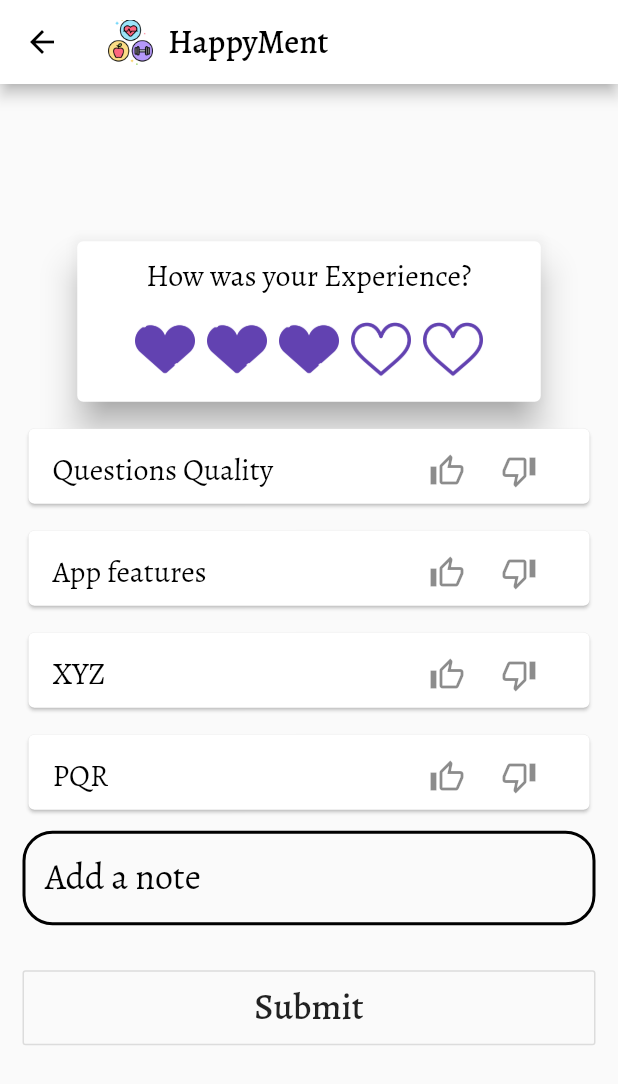
After one commit to ArerehRaj/Mental-Health-Tracker, a Flutter app: the FeedbackScreen screen opened directly, on a phone screen of 412 x 824 dp. The commit adds this screen. Shown: the top 1084 px of the screen. Run offline on Flutter 3.47's test engine with Material 2 defaults, Android fonts, the phone set to English and light mode, and no system bars; drawn by our look-alikes of flutter_rating_bar; our stand-ins replace cloud_firestore, firebase_auth, firebase_core, firebase_storage, flutter_svg, get and 2 more; missing offline and left inert: country_list_pick; accounts and stored records are empty.

Commit message:
Added and designed UI for feedback

```diff
--- /dev/null
+++ b/lib/screens/feedback_screen.dart
@@ -0,0 +1,409 @@
+import 'package:flutter/material.dart';
+import 'package:flutter_rating_bar/flutter_rating_bar.dart';
+
+import '../constants.dart';
+
+class FeedbackScreen extends StatefulWidget {
+  FeedbackScreen({Key? key}) : super(key: key);
+
+  @override
+  State<FeedbackScreen> createState() => _FeedbackScreenState();
+}
+
+class _FeedbackScreenState extends State<FeedbackScreen> {
+  Widget _image(String asset) {
+    return Image.asset(
+      asset,
+      height: 30.0,
+      width: 30.0,
+      color: Colors.deepPurple.shade700.withOpacity(0.9),
+    );
+  }
+
+  var _likeOne = false;
+
+  var _dislikeOne = false;
+
+  var _likeTwo = false;
+
+  var _dislikeTwo = false;
+
+  var _likeThree = false;
+
+  var _dislikeThree = false;
+
+  var _likeFour = false;
+
+  var _dislikeFour = false;
+
+  @override
+  Widget build(BuildContext context) {
+    final deviceSize = MediaQuery.of(context).size;
+    return Scaffold(
+      appBar: AppBar(
+        backgroundColor: Colors.white,
+        iconTheme: const IconThemeData(
+          color: Colors.black,
+        ),
+        title: Row(
+          children: [
+            Image.asset(
+              'assets/images/app_logo.png',
+              fit: BoxFit.cover,
+              height: 30,
+            ),
+            const SizedBox(
+              width: 10,
+            ),
+            const Text(
+              'HappyMent',
+              style: TextStyle(
+                color: Colors.black,
+                fontFamily: 'Alegreya',
+                fontSize: 22,
+              ),
+            ),
+          ],
+        ),
+      ),
+      body: SingleChildScrollView(
+        child: Container(
+          width: deviceSize.width,
+          height: deviceSize.height * 0.9,
+          margin: const EdgeInsets.all(15),
+          child: Column(
+            mainAxisAlignment: MainAxisAlignment.center,
+            crossAxisAlignment: CrossAxisAlignment.center,
+            children: [
+              Card(
+                elevation: 10,
+                shadowColor: Colors.grey,
+                child: Column(
+                  children: [
+                    Container(
+                      padding: const EdgeInsets.all(10),
+                      child: const Text(
+                        'How was your Experience?',
+                        style: TextStyle(
+                          color: Colors.black,
+                          fontFamily: 'Alegreya',
+                          fontSize: 20,
+                        ),
+                      ),
+                    ),
+                    Container(
+                      alignment: Alignment.center,
+                      width: deviceSize.width * 0.75,
+                      height: 50,
+                      child: RatingBar(
+                        initialRating: 3,
+                        direction: Axis.horizontal,
+                        allowHalfRating: true,
+                        itemCount: 5,
+                        ratingWidget: RatingWidget(
+                          full: _image('assets/images/heart.png'),
+                          half: _image('assets/images/heart_half.png'),
+                          empty: _image('assets/images/heart_border.png'),
+                        ),
+                        itemPadding: const EdgeInsets.symmetric(
+                          horizontal: 4.0,
+                        ),
+                        onRatingUpdate: (rating) {
+                          print(rating);
+                        },
+                      ),
+                    ),
+                    const SizedBox(
+                      height: 10,
+                    ),
+                  ],
+                ),
+              ),
+              const SizedBox(
+                height: 10,
+              ),
+              Card(
+                child: SizedBox(
+                  height: 50,
+                  width: deviceSize.width,
+                  child: ListTile(
+                    title: const Text(
+                      'Questions Quality',
+                      style: TextStyle(
+                        color: Colors.black,
+                        fontFamily: 'Alegreya',
+                        fontSize: 20,
+                      ),
+                    ),
+                    trailing: SizedBox(
+                      height: 40,
+                      width: deviceSize.width * 0.25,
+                      child: Row(children: [
+                        IconButton(
+                          onPressed: () {
+                            setState(() {
+                              if (_dislikeOne) {
+                                _dislikeOne = !_dislikeOne;
+                              }
+                              _likeOne = !_likeOne;
+                            });
+                          },
+                          icon: Icon(
+                            _likeOne
+                                ? Icons.thumb_up_alt
+                                : Icons.thumb_up_alt_outlined,
+                          ),
+                        ),
+                        IconButton(
+                          onPressed: () {
+                            setState(() {
+                              if (_likeOne) {
+                                _likeOne = !_likeOne;
+                              }
+                              _dislikeOne = !_dislikeOne;
+                            });
+                          },
+                          icon: Icon(
+                            _dislikeOne
+                                ? Icons.thumb_down_alt
+                                : Icons.thumb_down_alt_outlined,
+                          ),
+                        ),
+                      ]),
+                    ),
+                  ),
+                ),
+              ),
+              const SizedBox(
+                height: 10,
+              ),
+              Card(
+                child: SizedBox(
+                  height: 50,
+                  width: deviceSize.width,
+                  child: ListTile(
+                    title: const Text(
+                      'App features',
+                      style: TextStyle(
+                        color: Colors.black,
+                        fontFamily: 'Alegreya',
+                        fontSize: 20,
+                      ),
+                    ),
+                    trailing: SizedBox(
+                      height: 40,
+                      width: deviceSize.width * 0.25,
+                      child: Row(children: [
+                        IconButton(
+                          onPressed: () {
+                            setState(() {
+                              if (_dislikeTwo) {
+                                _dislikeTwo = !_dislikeTwo;
+                              }
+                              _likeTwo = !_likeTwo;
+                            });
+                          },
+                          icon: Icon(
+                            _likeTwo
+                                ? Icons.thumb_up_alt
+                                : Icons.thumb_up_alt_outlined,
+                          ),
+                        ),
+                        IconButton(
+                          onPressed: () {
+                            setState(() {
+                              if (_likeTwo) {
+                                _likeTwo = !_likeTwo;
+                              }
+                              _dislikeTwo = !_dislikeTwo;
+                            });
+                          },
+                          icon: Icon(
+                            _dislikeTwo
+                                ? Icons.thumb_down_alt
+                                : Icons.thumb_down_alt_outlined,
+                          ),
+                        ),
+                      ]),
+                    ),
+                  ),
+                ),
+              ),
+              const SizedBox(
+                height: 10,
+              ),
+              Card(
+                child: SizedBox(
+                  height: 50,
+                  width: deviceSize.width,
+                  child: ListTile(
+                    title: const Text(
+                      'XYZ',
+                      style: TextStyle(
+                        color: Colors.black,
+                        fontFamily: 'Alegreya',
+                        fontSize: 20,
+                      ),
+                    ),
+                    trailing: SizedBox(
+                      height: 40,
+                      width: deviceSize.width * 0.25,
+                      child: Row(children: [
+                        IconButton(
+                          onPressed: () {
+                            setState(() {
+                              if (_dislikeThree) {
+                                _dislikeThree = !_dislikeThree;
+                              }
+                              _likeThree = !_likeThree;
+                            });
+                          },
+                          icon: Icon(
+                            _likeThree
+                                ? Icons.thumb_up_alt
+                                : Icons.thumb_up_alt_outlined,
+                          ),
+                        ),
+                        IconButton(
+                          onPressed: () {
+                            setState(() {
+                              if (_likeThree) {
+                                _likeThree = !_likeThree;
+                              }
+                              _dislikeThree = !_dislikeThree;
+                            });
+                          },
+                          icon: Icon(
+                            _dislikeThree
+                                ? Icons.thumb_down_alt
+                                : Icons.thumb_down_alt_outlined,
+                          ),
+                        ),
+                      ]),
+                    ),
+                  ),
+                ),
+              ),
+              const SizedBox(
+                height: 10,
+              ),
+              Card(
+                child: SizedBox(
+                  height: 50,
+                  width: deviceSize.width,
+                  child: ListTile(
+                    title: const Text(
+                      'PQR',
+                      style: TextStyle(
+                        color: Colors.black,
+                        fontFamily: 'Alegreya',
+                        fontSize: 20,
+                      ),
+                    ),
+                    trailing: SizedBox(
+                      height: 40,
+                      width: deviceSize.width * 0.25,
+                      child: Row(children: [
+                        IconButton(
+                          onPressed: () {
+                            setState(() {
+                              if (_dislikeFour) {
+                                _dislikeFour = !_dislikeFour;
+                              }
+                              _likeFour = !_likeFour;
+                            });
+                          },
+                          icon: Icon(
+                            _likeFour
+                                ? Icons.thumb_up_alt
+                                : Icons.thumb_up_alt_outlined,
+                          ),
+                        ),
+                        IconButton(
+                          onPressed: () {
+                            setState(() {
+                              if (_likeFour) {
+                                _likeFour = !_likeFour;
+                              }
+                              _dislikeFour = !_dislikeFour;
+                            });
+                          },
+                          icon: Icon(
+                            _dislikeFour
+                                ? Icons.thumb_down_alt
+                                : Icons.thumb_down_alt_outlined,
+                          ),
+                        ),
+                      ]),
+                    ),
+                  ),
+                ),
+              ),
+              Padding(
+                padding: const EdgeInsets.symmetric(vertical: 10),
+                child: TextFormField(
+                  style: kBodyText.copyWith(
+                    color: Colors.deepPurple.shade700,
+                  ),
+                  keyboardType: TextInputType.text,
+                  textInputAction: TextInputAction.next,
+                  validator: (value) {
+                    if (value!.isEmpty) {
+                      return 'Please enter a valid input';
+                    }
+                    return null;
+                  },
+                  onSaved: (value) {
+                    // _userEmail = value.toString();
+                  },
+                  decoration: InputDecoration(
+                    contentPadding: const EdgeInsets.all(15),
+                    hintText: 'Add a note',
+                    hintStyle: kBodyText,
+                    enabledBorder: OutlineInputBorder(
+                      borderSide: const BorderSide(
+                        color: Colors.black,
+                        width: 2,
+                      ),
+                      borderRadius: BorderRadius.circular(20),
+                    ),
+                    focusedBorder: OutlineInputBorder(
+                      borderSide: BorderSide(
+                        color: Colors.deepPurple.shade700,
+                        width: 2,
+                      ),
+                      borderRadius: BorderRadius.circular(20),
+                    ),
+                  ),
+                ),
+              ),
+              const SizedBox(
+                height: 20,
+              ),
+              Container(
+                height: 50,
+                width: MediaQuery.of(context).size.width,
+                child: OutlineButton(
+                  splashColor: Colors.deepPurple.shade700,
+                  onPressed: () {
+                    // _trySubmit(authFunction);
+                  },
+                  child: const Text(
+                    'Submit',
+                    style: TextStyle(
+                      fontSize: 24,
+                      fontFamily: 'Alegreya',
+                    ),
+                  ),
+                ),
+              ),
+              const SizedBox(
+                height: 30,
+              ),
+            ],
+          ),
+        ),
+      ),
+    );
+  }
+}
--- a/lib/widgets/main_drawer.dart
+++ b/lib/widgets/main_drawer.dart
@@ -2,6 +2,7 @@ import 'package:cloud_firestore/cloud_firestore.dart';
 import 'package:firebase_auth/firebase_auth.dart';
 import 'package:flutter/material.dart';
 import 'package:get/get.dart';
+import 'package:mental_health_tracker_app/screens/feedback_screen.dart';
 import 'package:mental_health_tracker_app/screens/quiz/quiz_screen.dart';
 import 'package:mental_health_tracker_app/screens/suggestions_screen.dart';
 import 'package:shared_preferences/shared_preferences.dart';
@@ -133,6 +134,13 @@ class MainDrawer extends StatelessWidget {
             },
           ),
           buildListTile(
+            'Feedback',
+            Icons.feedback_outlined,
+            () {
+              Get.to(() => FeedbackScreen());
+            },
+          ),
+          buildListTile(
             'Settings',
             Icons.settings,
             () {
--- a/pubspec.yaml
+++ b/pubspec.yaml
@@ -39,6 +39,7 @@ dependencies:
   google_fonts: ^2.3.1
   shared_preferences: ^2.0.13
   country_list_pick: ^1.0.1+5
+  flutter_rating_bar: ^4.0.0
 
 
   # The following adds the Cupertino Icons font to your application.
@@ -93,6 +94,9 @@ flutter:
     - assets/images/relaxing.png
     - assets/images/target.png
     - assets/images/tired.png
+    - assets/images/heart.png
+    - assets/images/heart_half.png
+    - assets/images/heart_border.png
 
 
   # An image asset can refer to one or more resolution-specific "variants", see
```
Also changed, not shown: lib/screens/quiz/components/option.dart (+0 -65 lines), assets/images/heart.png (added), assets/images/heart_border.png (added), assets/images/heart_half.png (added), pubspec.lock.
